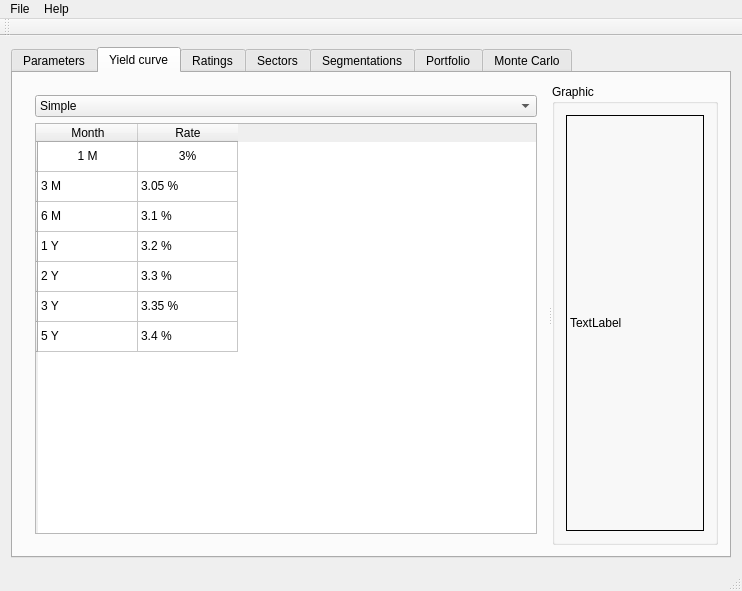
Before: the Qt Designer form src/gui/MainWindow.ui in torrentg/ccruncher, drawn with Qt 5.
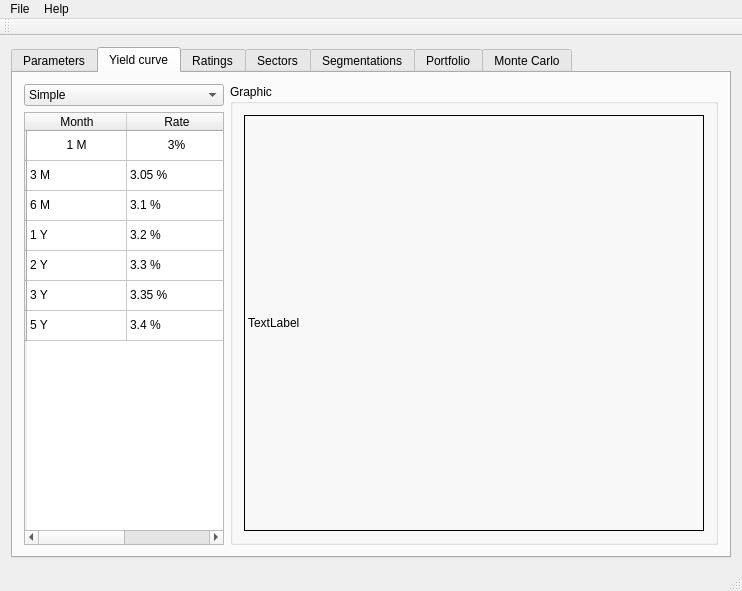
After: the same form once the commit is applied. The open tabs and pages were chosen to show the change.

Diff of the .ui file:
```diff
--- a/src/gui/MainWindow.ui
+++ b/src/gui/MainWindow.ui
@@ -264,14 +264,21 @@
        </attribute>
        <layout class="QGridLayout" name="gridLayout_9">
         <item row="0" column="0">
-         <widget class="QSplitter" name="splitter_3">
-          <property name="orientation">
-           <enum>Qt::Horizontal</enum>
-          </property>
-          <widget class="QWidget" name="layoutWidget">
            <layout class="QVBoxLayout" name="verticalLayout">
             <item>
              <widget class="QComboBox" name="interest_type">
+            <property name="minimumSize">
+             <size>
+              <width>200</width>
+              <height>0</height>
+             </size>
+            </property>
+            <property name="maximumSize">
+             <size>
+              <width>200</width>
+              <height>16777215</height>
+             </size>
+            </property>
               <item>
                <property name="text">
                 <string>Simple</string>
@@ -291,9 +298,33 @@
             </item>
             <item>
              <widget class="QTableWidget" name="interest_values">
+            <property name="sizePolicy">
+             <sizepolicy hsizetype="Preferred" vsizetype="Preferred">
+              <horstretch>0</horstretch>
+              <verstretch>0</verstretch>
+             </sizepolicy>
+            </property>
+            <property name="minimumSize">
+             <size>
+              <width>200</width>
+              <height>0</height>
+             </size>
+            </property>
+            <property name="maximumSize">
+             <size>
+              <width>200</width>
+              <height>16777215</height>
+             </size>
+            </property>
               <property name="selectionMode">
                <enum>QAbstractItemView::SingleSelection</enum>
               </property>
+            <attribute name="horizontalHeaderStretchLastSection">
+             <bool>true</bool>
+            </attribute>
+            <attribute name="verticalHeaderStretchLastSection">
+             <bool>false</bool>
+            </attribute>
               <row>
                <property name="text">
                 <string/>
@@ -424,14 +455,27 @@
              </widget>
             </item>
            </layout>
-          </widget>
+        </item>
+        <item row="0" column="1">
           <widget class="QGroupBox" name="groupBox_8">
+          <property name="sizePolicy">
+           <sizepolicy hsizetype="Expanding" vsizetype="Expanding">
+            <horstretch>0</horstretch>
+            <verstretch>0</verstretch>
+           </sizepolicy>
+          </property>
            <property name="title">
             <string>Graphic</string>
            </property>
            <layout class="QGridLayout" name="gridLayout_8">
             <item row="0" column="0">
              <widget class="QLabel" name="label_11">
+             <property name="sizePolicy">
+              <sizepolicy hsizetype="Expanding" vsizetype="Expanding">
+               <horstretch>0</horstretch>
+               <verstretch>0</verstretch>
+              </sizepolicy>
+             </property>
               <property name="frameShape">
                <enum>QFrame::Box</enum>
               </property>
@@ -442,7 +486,6 @@
             </item>
            </layout>
           </widget>
-         </widget>
         </item>
        </layout>
       </widget>
```
Left out of the diff: 19 changed lines with no effect on the pictures. Lines whose indentation alone changed are shown as unchanged.
